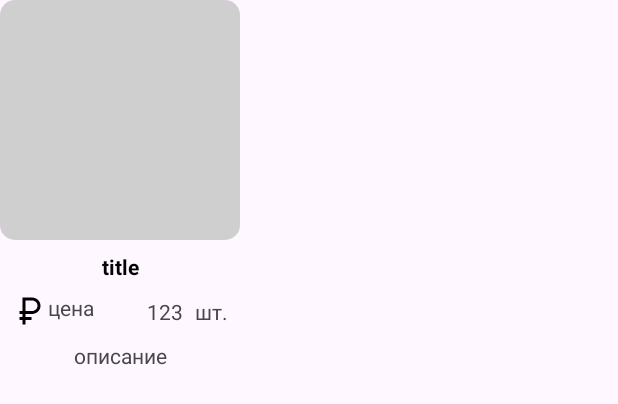
After one commit to fiiireflyyy/testVk, an Android app: the layout item_product.xml on its own in the app's theme, with its tools: preview values and no code run, on a phone screen of 412 x 824 dp. The commit adds this screen. Shown: the top 404 px of the screen. Run offline under Robolectric (Android 15) with nearby library versions, the phone set to English and light mode, and no system bars.

Commit message:
карточка товара

```diff
--- /dev/null
+++ b/app/src/main/res/drawable/circle_bg.xml
@@ -0,0 +1,8 @@
+<?xml version="1.0" encoding="utf-8"?>
+<selector xmlns:android="http://schemas.android.com/apk/res/android">
+<item>
+    <shape android:shape="oval">
+        <solid android:color="@color/light_grey"/>
+    </shape>
+</item>
+</selector>
--- /dev/null
+++ b/app/src/main/res/drawable/grey_bg.xml
@@ -0,0 +1,9 @@
+<?xml version="1.0" encoding="utf-8"?>
+<selector xmlns:android="http://schemas.android.com/apk/res/android">
+<item>
+    <shape>
+        <solid android:color="@color/light_grey"/>
+        <corners android:radius="10dp"/>
+    </shape>
+</item>
+</selector>
--- /dev/null
+++ b/app/src/main/res/drawable/ruble_24.xml
@@ -0,0 +1,5 @@
+<vector android:height="24dp" android:tint="#000000"
+    android:viewportHeight="24" android:viewportWidth="24"
+    android:width="24dp" xmlns:android="http://schemas.android.com/apk/res/android">
+    <path android:fillColor="@android:color/white" android:pathData="M13.5,3H7v9H5v2h2v2H5v2h2v3h2v-3h4v-2H9v-2h4.5c3.04,0 5.5,-2.46 5.5,-5.5C19,5.46 16.54,3 13.5,3zM13.5,12H9V5h4.5C15.43,5 17,6.57 17,8.5S15.43,12 13.5,12z"/>
+</vector>
--- a/app/src/main/res/layout/fragment_main.xml
+++ b/app/src/main/res/layout/fragment_main.xml
@@ -43,7 +43,7 @@
                 android:ems="10"
                 android:textSize="16sp"
                 android:hint="@string/search_hint"
-                android:drawableStart="@drawable/search_icon"
+                android:drawableStart="@drawable/search_icon2"
                 android:drawablePadding="4dp"
                 android:padding="8dp"
                 app:layout_constraintEnd_toEndOf="parent"
@@ -55,11 +55,12 @@
             android:id="@+id/category_text"
             android:textSize="18sp"
             android:textStyle="bold"
-            android:layout_width="300dp"
+            android:layout_width="match_parent"
             android:layout_height="wrap_content"
             android:layout_marginStart="16dp"
             android:layout_marginTop="32dp"
             android:text="@string/categories"
+            android:layout_marginEnd="128dp"
             app:layout_constraintStart_toStartOf="parent"
             app:layout_constraintTop_toBottomOf="@+id/top_panel" />
 
--- /dev/null
+++ b/app/src/main/res/layout/item_product.xml
@@ -0,0 +1,71 @@
+<?xml version="1.0" encoding="utf-8"?>
+<androidx.constraintlayout.widget.ConstraintLayout xmlns:android="http://schemas.android.com/apk/res/android"
+    xmlns:app="http://schemas.android.com/apk/res-auto"
+    xmlns:tools="http://schemas.android.com/tools"
+    android:layout_width="wrap_content"
+    android:layout_height="wrap_content">
+
+    <ImageView
+        android:id="@+id/image_product"
+        android:layout_width="160dp"
+        android:layout_height="160dp"
+        app:layout_constraintStart_toStartOf="parent"
+        app:layout_constraintTop_toTopOf="parent"
+        android:background="@drawable/grey_bg" />
+
+    <TextView
+        android:id="@+id/title_text"
+        android:layout_width="match_parent"
+        android:layout_height="wrap_content"
+        android:layout_marginTop="8dp"
+        android:text="title"
+        android:textColor="@color/black"
+        android:textSize="14sp"
+        android:textStyle="bold"
+        app:layout_constraintEnd_toEndOf="parent"
+        app:layout_constraintStart_toStartOf="parent"
+        app:layout_constraintTop_toBottomOf="@+id/image_product" />
+
+    <TextView
+        android:id="@+id/description"
+        android:layout_width="wrap_content"
+        android:layout_height="wrap_content"
+        android:layout_marginTop="8dp"
+        android:text="описание"
+        app:layout_constraintEnd_toEndOf="parent"
+        app:layout_constraintStart_toStartOf="parent"
+        app:layout_constraintTop_toBottomOf="@+id/price" />
+
+    <TextView
+        android:id="@+id/price"
+        android:layout_width="wrap_content"
+        android:layout_height="wrap_content"
+        android:layout_marginStart="8dp"
+        android:layout_marginTop="8dp"
+        android:drawableStart="@drawable/ruble_24"
+        android:text="цена"
+        app:layout_constraintStart_toStartOf="parent"
+        app:layout_constraintTop_toBottomOf="@+id/title_text" />
+
+    <TextView
+        android:id="@+id/remain_txt"
+        android:layout_width="wrap_content"
+        android:layout_height="wrap_content"
+        android:layout_marginEnd="8dp"
+        android:text="@string/remain_txt"
+        app:layout_constraintBottom_toBottomOf="@+id/price"
+        app:layout_constraintEnd_toEndOf="parent"
+        app:layout_constraintTop_toTopOf="@+id/price" />
+
+    <TextView
+        android:id="@+id/remain_count"
+        android:layout_width="wrap_content"
+        android:layout_height="wrap_content"
+        android:layout_marginEnd="8dp"
+        android:text="123"
+        app:layout_constraintBottom_toBottomOf="@+id/price"
+        app:layout_constraintEnd_toStartOf="@+id/remain_txt"
+        app:layout_constraintTop_toTopOf="@+id/price" />
+
+
+</androidx.constraintlayout.widget.ConstraintLayout>
--- a/app/src/main/res/values/colors.xml
+++ b/app/src/main/res/values/colors.xml
@@ -3,4 +3,5 @@
     <color name="black">#FF000000</color>
     <color name="white">#FFFFFFFF</color>
     <color name="blue_sky">#00BFFF</color>
+    <color name="light_grey">#CFCFCF</color>
 </resources>
--- a/app/src/main/res/values/strings.xml
+++ b/app/src/main/res/values/strings.xml
@@ -5,4 +5,5 @@
     <string name="categories">Категории</string>
     <string name="show_all_cat">Показать все</string>
     <string name="product_txt">Товары</string>
+    <string name="remain_txt">шт.</string>
 </resources>
```
Also changed, not shown: app/src/main/res/drawable/img.png (added), app/src/main/res/drawable/search_icon2.png (added).
